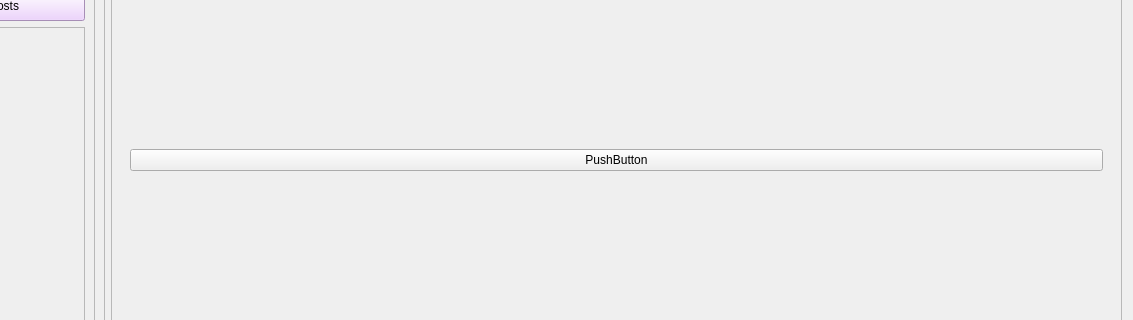
This is production/view/admin_pannel.ui in ashutosh7561/team-management as Qt 5 draws it before an edit; both pictures show x 108 to 1241 and y 182 to 502 of the 1241 by 685 pixel window. The edited form follows.
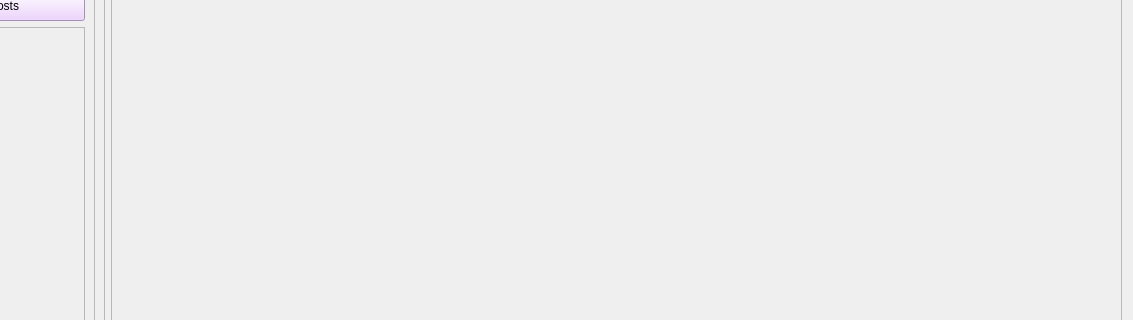
This is the edited form.

Commit message:
Set up view for Post tab
post_template.ui creates a template for a post.
Clicking on the push button toggles the frame containing
some data (access rights).
Switching to Posts tab, it populates the scrollframe with
some proxy data which is of the PostTemplate format.

The edit to the form file:
```diff
--- a/production/view/admin_pannel.ui
+++ b/production/view/admin_pannel.ui
@@ -201,7 +201,7 @@
       <item>
        <widget class="QStackedWidget" name="central_stack_frame">
         <property name="currentIndex">
-         <number>1</number>
+         <number>2</number>
         </property>
         <widget class="QWidget" name="credentials_page">
          <layout class="QVBoxLayout" name="verticalLayout_10">
@@ -390,12 +390,32 @@
          </layout>
         </widget>
         <widget class="QWidget" name="access_rights_page">
-         <layout class="QVBoxLayout" name="verticalLayout_5">
+         <layout class="QVBoxLayout" name="verticalLayout_5"/>
+        </widget>
+        <widget class="QWidget" name="posts_page">
+         <layout class="QVBoxLayout" name="verticalLayout_11">
           <item>
-           <widget class="QPushButton" name="pushButton">
-            <property name="text">
-             <string>PushButton</string>
+           <widget class="QScrollArea" name="posts_list">
+            <property name="frameShape">
+             <enum>QFrame::NoFrame</enum>
             </property>
+            <property name="frameShadow">
+             <enum>QFrame::Plain</enum>
+            </property>
+            <property name="widgetResizable">
+             <bool>true</bool>
+            </property>
+            <widget class="QWidget" name="scrollAreaWidgetContents">
+             <property name="geometry">
+              <rect>
+               <x>0</x>
+               <y>0</y>
+               <width>964</width>
+               <height>617</height>
+              </rect>
+             </property>
+             <layout class="QVBoxLayout" name="verticalLayout_12"/>
+            </widget>
            </widget>
           </item>
          </layout>
```
The commit also changes 2 other files.
